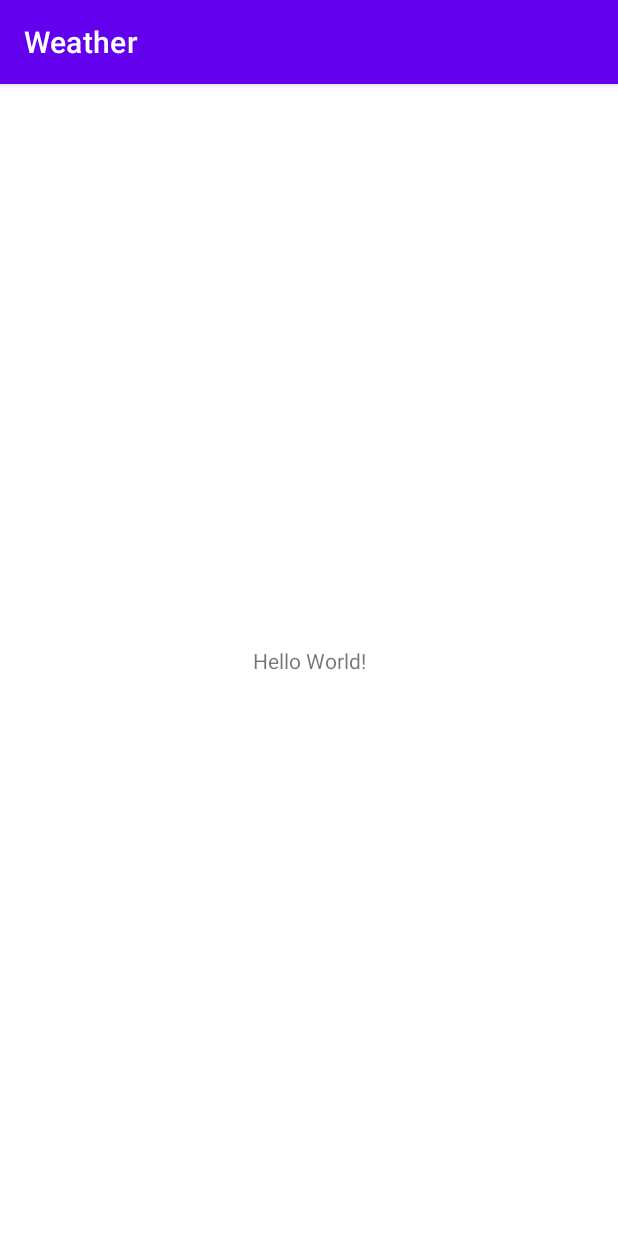
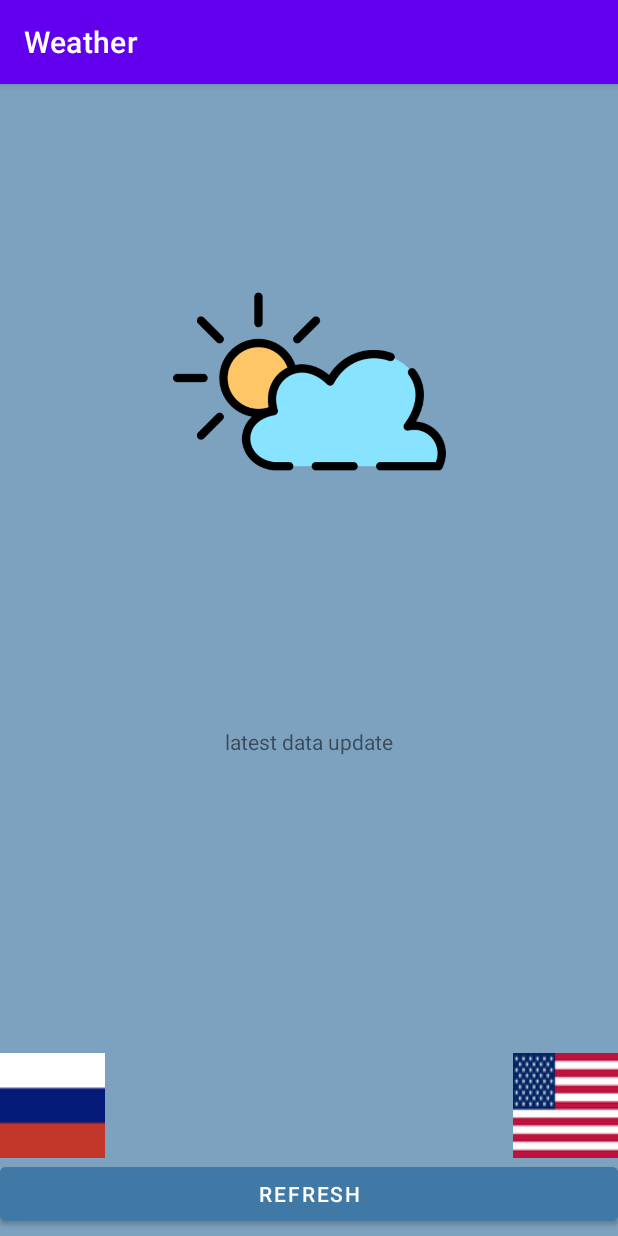
Before and after one commit to DariaOzmitel/Weather, an Android app: the screen it shows after launch (MainActivity), on a phone screen of 412 x 824 dp. Run offline under Robolectric (Android 15) with nearby library versions, the phone set to English and light mode, and no system bars.

Commit message:
Prepare resources

```diff
--- a/app/src/main/res/layout/activity_main.xml
+++ b/app/src/main/res/layout/activity_main.xml
@@ -4,15 +4,80 @@
     xmlns:tools="http://schemas.android.com/tools"
     android:layout_width="match_parent"
     android:layout_height="match_parent"
+    android:background="#7DA2BF"
     tools:context=".MainActivity">
 
+    <ImageButton
+        android:id="@+id/imageButton2"
+        android:layout_width="70dp"
+        android:layout_height="70dp"
+        android:adjustViewBounds="false"
+        android:clickable="false"
+        android:contextClickable="false"
+        android:src="@drawable/flag_of_usa"
+        app:layout_constraintBottom_toTopOf="@+id/btRefresh"
+        app:layout_constraintEnd_toEndOf="parent" />
+
     <TextView
+        android:id="@+id/tvCity"
         android:layout_width="wrap_content"
         android:layout_height="wrap_content"
-        android:text="Hello World!"
+        android:layout_marginTop="32dp"
+        android:textSize="24sp"
+        app:layout_constraintEnd_toEndOf="parent"
+        app:layout_constraintStart_toStartOf="parent"
+        app:layout_constraintTop_toTopOf="parent"
+        tools:text="City" />
+
+    <TextView
+        android:id="@+id/tvTemp"
+        android:layout_width="wrap_content"
+        android:layout_height="wrap_content"
+        android:layout_marginTop="32dp"
+        android:textSize="60sp"
+        app:layout_constraintEnd_toEndOf="parent"
+        app:layout_constraintStart_toStartOf="parent"
+        app:layout_constraintTop_toBottomOf="@+id/imageView"
+        tools:text="25 C" />
+
+    <ImageView
+        android:id="@+id/imageView"
+        android:layout_width="226dp"
+        android:layout_height="203dp"
+        android:layout_marginTop="32dp"
+        app:layout_constraintEnd_toEndOf="@+id/tvCity"
+        app:layout_constraintStart_toStartOf="@+id/tvCity"
+        app:layout_constraintTop_toBottomOf="@+id/tvCity"
+        app:srcCompat="@drawable/sunny" />
+
+    <Button
+        android:id="@+id/btRefresh"
+        android:layout_width="0dp"
+        android:layout_height="wrap_content"
+        android:layout_marginBottom="4dp"
+        android:backgroundTint="#4079A6"
+        android:text="@string/refresh"
         app:layout_constraintBottom_toBottomOf="parent"
         app:layout_constraintEnd_toEndOf="parent"
-        app:layout_constraintStart_toStartOf="parent"
-        app:layout_constraintTop_toTopOf="parent" />
+        app:layout_constraintHorizontal_bias="0.0"
+        app:layout_constraintStart_toStartOf="parent" />
+
+    <ImageButton
+        android:id="@+id/imageButton"
+        android:layout_width="70dp"
+        android:layout_height="70dp"
+        android:src="@drawable/flag_of_russia"
+        app:layout_constraintBottom_toTopOf="@+id/btRefresh"
+        app:layout_constraintStart_toStartOf="parent" />
+
+    <TextView
+        android:id="@+id/textView"
+        android:layout_width="wrap_content"
+        android:layout_height="wrap_content"
+        android:layout_marginTop="16dp"
+        android:text="@string/latestDataUpdate"
+        app:layout_constraintEnd_toEndOf="@+id/tvTemp"
+        app:layout_constraintStart_toStartOf="@+id/tvTemp"
+        app:layout_constraintTop_toBottomOf="@+id/tvTemp" />
 
 </androidx.constraintlayout.widget.ConstraintLayout>
--- a/app/src/main/res/values/strings.xml
+++ b/app/src/main/res/values/strings.xml
@@ -1,3 +1,6 @@
 <resources>
     <string name="app_name">Weather</string>
+    <string name="latestDataUpdate">latest data update</string>
+    <string name="refresh">Refresh</string>
+
 </resources>
```
Also changed, not shown: app/src/main/res/drawable/flag_of_russia.jpg (added), app/src/main/res/drawable/flag_of_usa.jpg (added), app/src/main/res/drawable/sunny.png (added), 1 other file.
